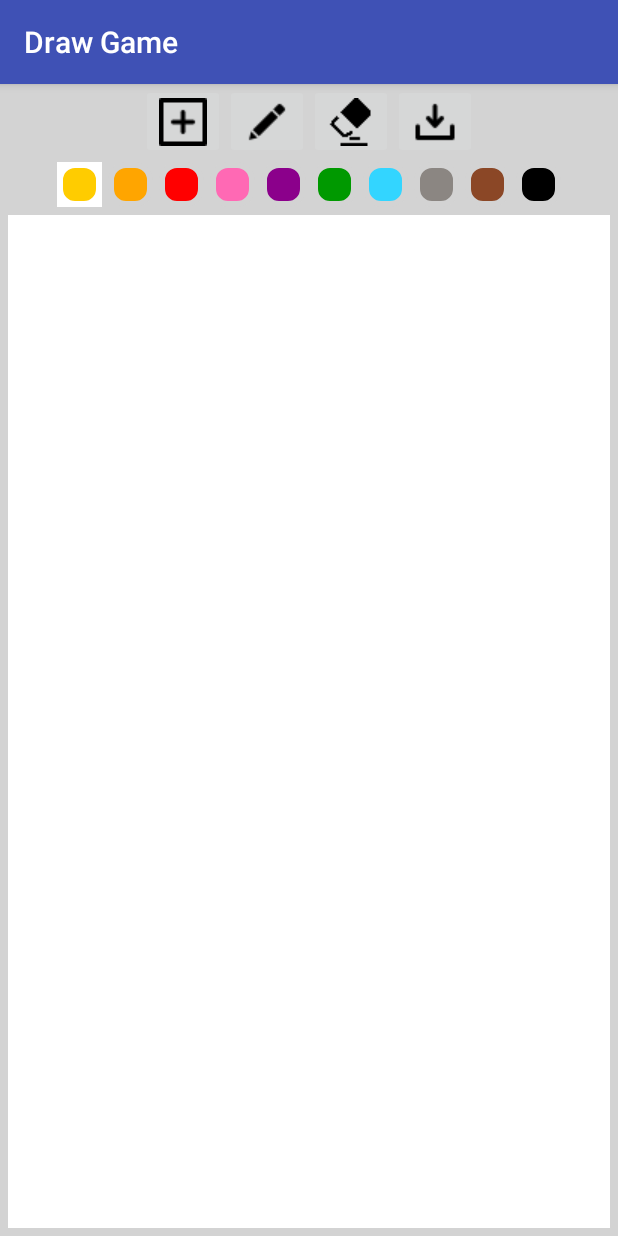
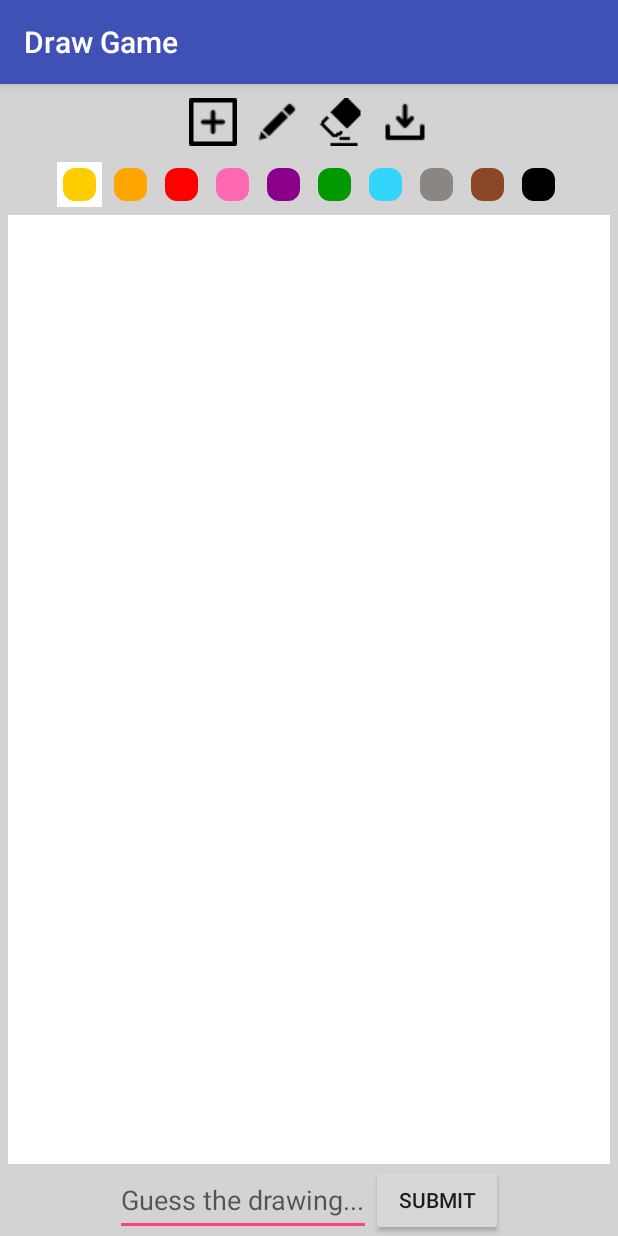
Before and after one commit to gitsani/DrawApp, an Android app: the screen it shows after launch (MainActivity), on a phone screen of 412 x 824 dp. Run offline under Robolectric (Android 15) with nearby library versions, the phone set to English and light mode, and no system bars.

Commit message:
submit button

```diff
--- /dev/null
+++ b/app/src/main/res/layout/activity_choose.xml
@@ -0,0 +1,6 @@
+<?xml version="1.0" encoding="utf-8"?>
+<android.support.constraint.ConstraintLayout
+    xmlns:android="http://schemas.android.com/apk/res/android" android:layout_width="match_parent"
+    android:layout_height="match_parent">
+
+</android.support.constraint.ConstraintLayout>
--- a/app/src/main/res/layout/activity_main.xml
+++ b/app/src/main/res/layout/activity_main.xml
@@ -20,6 +20,8 @@
             android:id="@+id/new_btn"
             android:layout_width="wrap_content"
             android:layout_height="fill_parent"
+            android:background="#d3d3d3"
+            android:layout_margin="5dp"
             android:contentDescription="@string/start_new"
             android:src="@drawable/new_pic" />
 
@@ -27,6 +29,8 @@
             android:id="@+id/draw_btn"
             android:layout_width="wrap_content"
             android:layout_height="fill_parent"
+            android:background="#d3d3d3"
+            android:layout_margin="5dp"
             android:contentDescription="@string/brush"
             android:src="@drawable/draw" />
 
@@ -34,6 +38,8 @@
             android:id="@+id/erase_btn"
             android:layout_width="wrap_content"
             android:layout_height="fill_parent"
+            android:background="#d3d3d3"
+            android:layout_margin="5dp"
             android:contentDescription="@string/erase"
             android:src="@drawable/erase" />
 
@@ -41,6 +47,8 @@
             android:id="@+id/save_btn"
             android:layout_width="wrap_content"
             android:layout_height="fill_parent"
+            android:background="#d3d3d3"
+            android:layout_margin="5dp"
             android:contentDescription="@string/save"
             android:src="@drawable/save" />
 
@@ -168,11 +176,39 @@
         android:id="@+id/drawing"
         android:layout_width="match_parent"
         android:layout_height="0dp"
-        android:layout_marginBottom="5dp"
+        android:layout_marginBottom="0dp"
         android:layout_marginLeft="5dp"
         android:layout_marginRight="5dp"
         android:layout_marginTop="3dp"
         android:layout_weight="1"
         android:background="#FFFFFFFF" />
 
+    <LinearLayout
+        android:layout_width="wrap_content"
+        android:layout_height="wrap_content"
+        android:layout_gravity="center"
+        android:orientation="vertical">
+
+        <LinearLayout
+            android:id="@+id/guess_drawing"
+            android:layout_width="wrap_content"
+            android:layout_height="wrap_content"
+            android:orientation="horizontal">
+
+            <EditText
+                android:id="@+id/edittext"
+                android:layout_width="match_parent"
+                android:layout_height="match_parent"
+                android:hint="Guess the drawing..." />
+
+            <Button
+                android:id="@+id/submit_btn"
+                android:layout_width="match_parent"
+                android:layout_height="match_parent"
+                android:text="@string/submit"/>
+
+        </LinearLayout>
+
+    </LinearLayout>
+
 </LinearLayout>
--- a/app/src/main/res/values/strings.xml
+++ b/app/src/main/res/values/strings.xml
@@ -1,6 +1,7 @@
 <resources>
 
     <string name="app_name">Draw Game</string>
+    <string name="submit">Submit</string>
 
     <!--Icons-->
     <string name="start_new">New</string>
```
Also changed, not shown: app/src/main/java/fhku/drawgame/DrawingView.java (line endings or trailing spaces).
